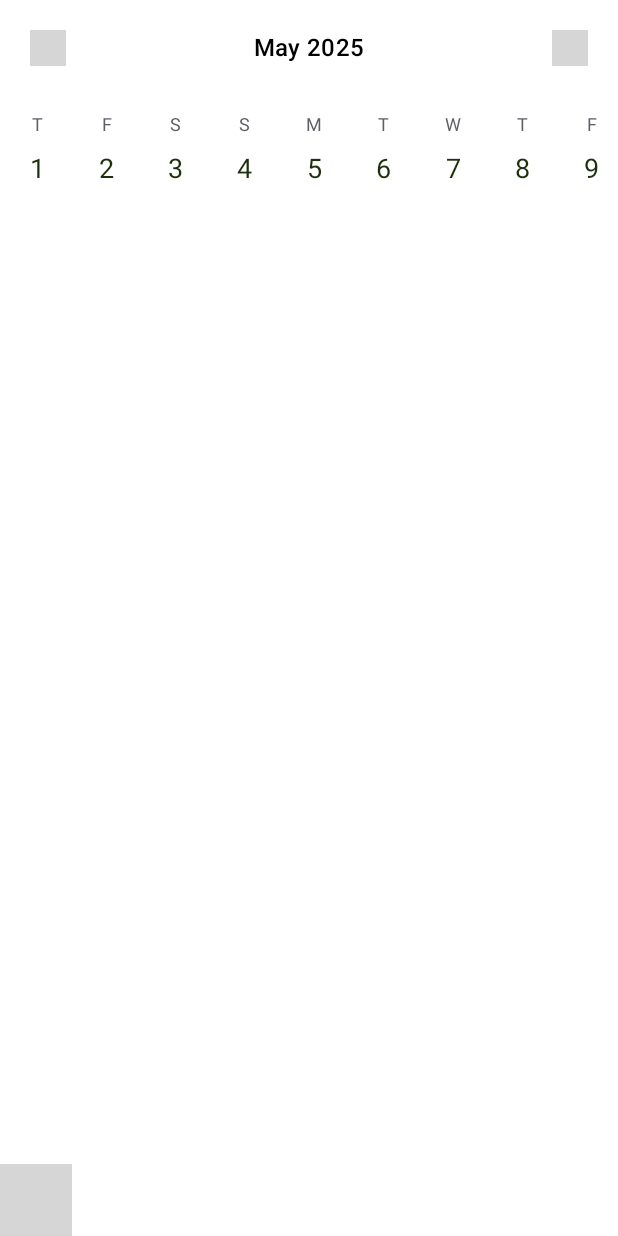
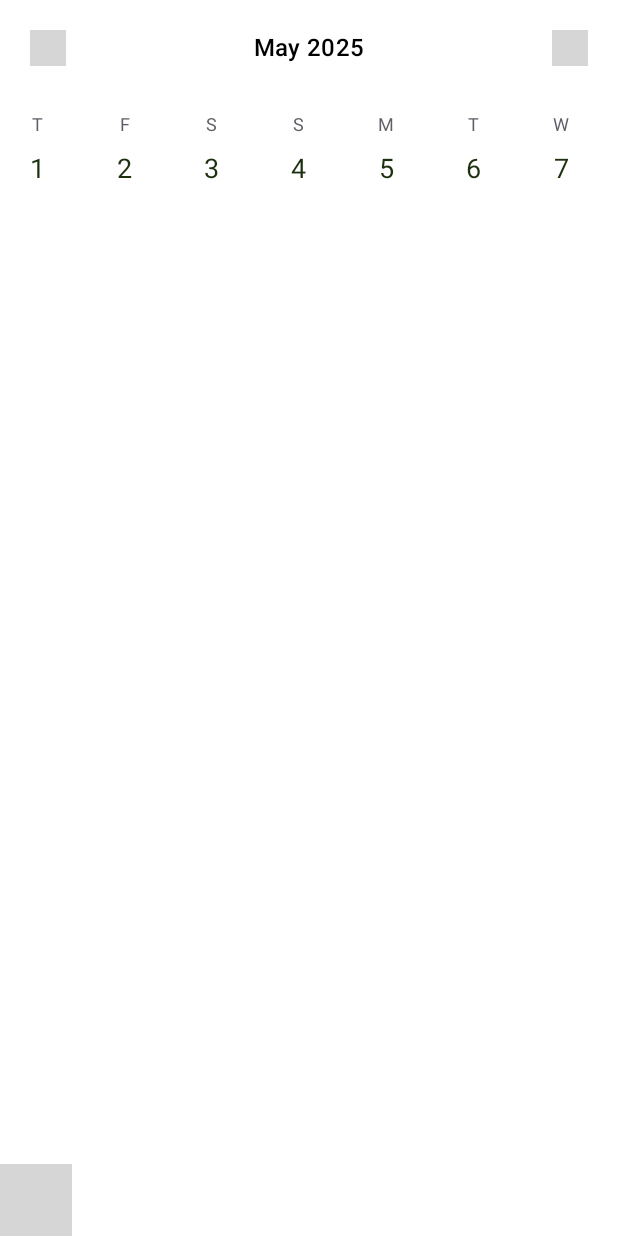
Before and after one commit to flowcent/flowcent, an Android app built with Jetpack Compose: the transaction screen opened through its navigation route, on a phone screen of 412 x 824 dp. Run offline under Robolectric (Android 15) with nearby library versions, the phone set to English and light mode, and no system bars; our stand-ins replace Compose Multiplatform resources; 4 statements that could not run were skipped; grey boxes are pictures that could not be loaded.

Commit message:
Improve UX of BottomNavigationBar and CalendarStrip

```diff
--- a/composeApp/src/commonMain/kotlin/com/aiapp/flowcent/core/navigation/presentation/components/BottomNavigationBar.kt
+++ b/composeApp/src/commonMain/kotlin/com/aiapp/flowcent/core/navigation/presentation/components/BottomNavigationBar.kt
@@ -13,6 +13,7 @@ import androidx.compose.runtime.Composable
 import androidx.compose.ui.Modifier
 import androidx.compose.ui.unit.dp
 import com.aiapp.flowcent.core.navigation.presentation.model.NavItem
+import com.aiapp.flowcent.core.ui.theme.white
 import org.jetbrains.compose.resources.painterResource
 
 @Composable
@@ -21,7 +22,9 @@ fun BottomNavigationBar(
     selectedIndex: Int,
     onItemSelected: (Int) -> Unit
 ) {
-    NavigationBar {
+    NavigationBar(
+        containerColor = white
+    ) {
         items.forEachIndexed { index, item ->
             NavigationBarItem(
                 icon = {
--- a/composeApp/src/commonMain/kotlin/com/aiapp/flowcent/transaction/presentation/navigation/components/CalendarStrip.kt
+++ b/composeApp/src/commonMain/kotlin/com/aiapp/flowcent/transaction/presentation/navigation/components/CalendarStrip.kt
@@ -127,7 +127,7 @@ fun CalendarStrip(
             val dates = (1..days).map {
                 LocalDate(targetDate.year, targetDate.month, it)
             }
-            LazyRow(horizontalArrangement = Arrangement.spacedBy(12.dp)) {
+            LazyRow(horizontalArrangement = Arrangement.spacedBy(24.dp)) {
                 items(dates) { date ->
                     val isSelected = date == selectedDate
                     Column(
```
